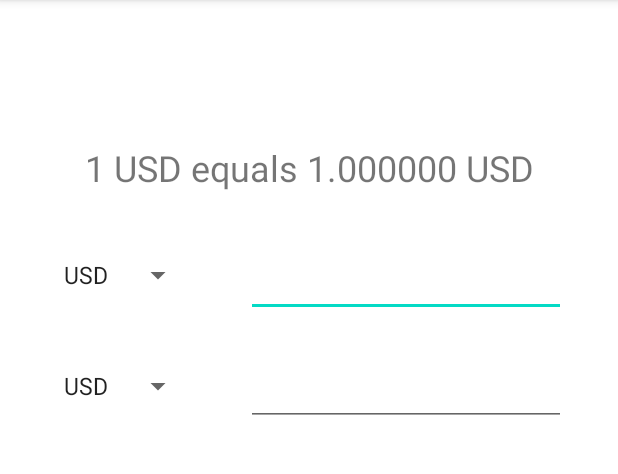
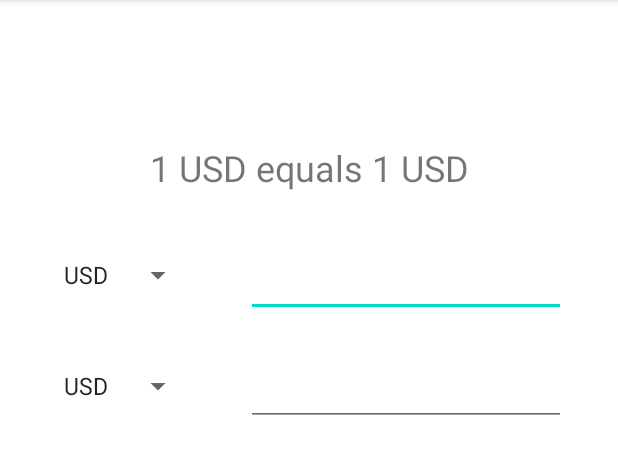
Before and after one commit to itSim04/CSC498G_Currency_Converter, an Android app: the ConverterActivity screen opened directly, with no data from a screen before it, on a phone screen of 412 x 824 dp, the part 84-558 px from its top. Run offline under Robolectric (Android 15) with nearby library versions, the phone set to English and light mode, and no system bars.

Commit message:
Replicated the listener for currency 2. Fixed formatting

```diff
--- a/app/src/main/java/com/csc498g/currencyconverter/ConverterActivity.java
+++ b/app/src/main/java/com/csc498g/currencyconverter/ConverterActivity.java
@@ -12,11 +12,13 @@ import android.widget.Spinner;
 import android.widget.TextView;
 import android.widget.Toast;
 
+import java.text.DecimalFormat;
 import java.util.HashMap;
 
 public class ConverterActivity extends AppCompatActivity {
 
     boolean in_progress = false;
+    final DecimalFormat conversion_format = new DecimalFormat("#.##########");
     static final HashMap<String, Double> currencies = new HashMap<>() {{
 
         put("USD", 1.0);
@@ -61,7 +63,7 @@ public class ConverterActivity extends AppCompatActivity {
                     } catch (NumberFormatException e) {
                         Toast.makeText(getApplicationContext(), "Invalid Input", Toast.LENGTH_SHORT).show();
                     }
-                    value_two_edit_text.setText(converted_result + "");
+                    value_two_edit_text.setText(conversion_format.format(converted_result));
                     in_progress = false;
                 }
             }
@@ -93,12 +95,24 @@ public class ConverterActivity extends AppCompatActivity {
                     } catch (NumberFormatException e) {
                         Toast.makeText(getApplicationContext(), "Invalid Input", Toast.LENGTH_SHORT).show();
                     }
-                    value_one_edit_text.setText(converted_result + "");
+                    value_one_edit_text.setText(conversion_format.format(converted_result));
                     in_progress = false;
                 }
             }
         });
         currency_one_spinner.setOnItemSelectedListener(new AdapterView.OnItemSelectedListener() {
+            @Override
+            public void onItemSelected(AdapterView<?> parentView, View selectedItemView, int position, long id) {
+                updatePreview();
+            }
+
+            @Override
+            public void onNothingSelected(AdapterView<?> parent) {
+
+            }
+
+        });
+        currency_two_spinner.setOnItemSelectedListener(new AdapterView.OnItemSelectedListener() {
             @Override
             public void onItemSelected(AdapterView<?> parentView, View selectedItemView, int position, long id) {
                 updatePreview();
@@ -146,7 +160,8 @@ public class ConverterActivity extends AppCompatActivity {
         String currency2 = currency_two_spinner.getSelectedItem().toString();
         double conversion_result = convert(1.0, currency1, currency2);
 
-        currency_preview.setText(String.format("1 %s equals %f %s", currency1, conversion_result, currency2));
+
+        currency_preview.setText(String.format("1 %s equals %s %s", currency1, conversion_format.format(conversion_result), currency2));
 
     }
 
```
